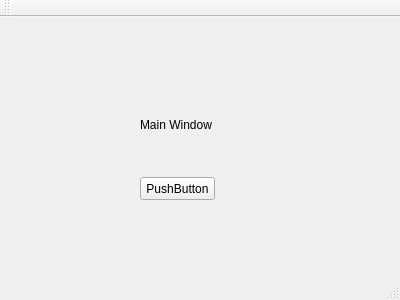
The window that hospital-Core/mainwindow.ui (MrDanielG/Hospital-SCRUM) describes before a commit, drawn with Qt 5.
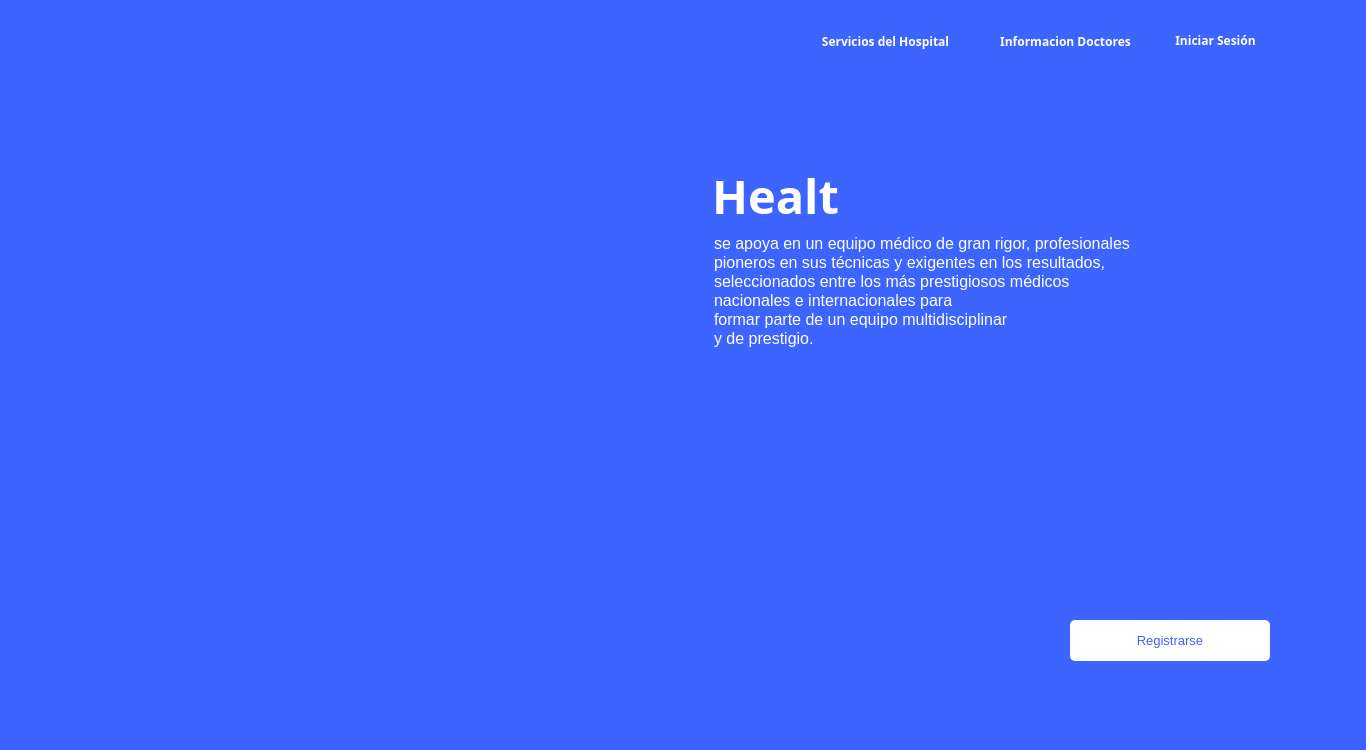
The same window after the commit. Icons and pictures are not drawn.

Commit message:
Interfaz landpage y carpeta imagenes
Se creo la interfaz del land page y se agregaron los resources

```diff
--- a/hospital-Core/mainwindow.ui
+++ b/hospital-Core/mainwindow.ui
@@ -6,8 +6,8 @@
    <rect>
     <x>0</x>
     <y>0</y>
-    <width>400</width>
-    <height>300</height>
+    <width>1366</width>
+    <height>750</height>
    </rect>
   </property>
   <property name="windowTitle">
@@ -18,61 +18,221 @@
     <property name="geometry">
      <rect>
       <x>0</x>
-      <y>10</y>
-      <width>391</width>
-      <height>251</height>
+      <y>0</y>
+      <width>1366</width>
+      <height>750</height>
      </rect>
     </property>
     <widget class="QWidget" name="page">
      <widget class="QLabel" name="label">
       <property name="geometry">
        <rect>
-        <x>140</x>
-        <y>90</y>
+        <x>0</x>
+        <y>0</y>
+        <width>1366</width>
+        <height>750</height>
+       </rect>
+      </property>
+      <property name="styleSheet">
+       <string notr="true">border: none;
+background: #3E64FF;</string>
+      </property>
+      <property name="text">
+       <string/>
+      </property>
+     </widget>
+     <widget class="QPushButton" name="btn_iniciar_sesion">
+      <property name="geometry">
+       <rect>
+        <x>1170</x>
+        <y>30</y>
         <width>91</width>
-        <height>16</height>
+        <height>21</height>
        </rect>
       </property>
+      <property name="font">
+       <font>
+        <family>Montserrat</family>
+        <weight>75</weight>
+        <bold>true</bold>
+       </font>
+      </property>
+      <property name="styleSheet">
+       <string notr="true">border: none;
+background: none;
+color: white;
+</string>
+      </property>
       <property name="text">
-       <string>Main Window</string>
+       <string>Iniciar Sesión</string>
       </property>
      </widget>
      <widget class="QPushButton" name="pushButton">
       <property name="geometry">
        <rect>
-        <x>140</x>
-        <y>150</y>
-        <width>75</width>
+        <x>990</x>
+        <y>30</y>
+        <width>151</width>
         <height>23</height>
        </rect>
       </property>
+      <property name="font">
+       <font>
+        <family>Montserrat</family>
+        <weight>75</weight>
+        <bold>true</bold>
+       </font>
+      </property>
+      <property name="styleSheet">
+       <string notr="true">border: none;
+background: none;
+color: white;
+</string>
+      </property>
       <property name="text">
-       <string>PushButton</string>
+       <string>Informacion Doctores</string>
+      </property>
+     </widget>
+     <widget class="QPushButton" name="btn_servicios">
+      <property name="geometry">
+       <rect>
+        <x>810</x>
+        <y>30</y>
+        <width>151</width>
+        <height>23</height>
+       </rect>
+      </property>
+      <property name="font">
+       <font>
+        <family>Montserrat</family>
+        <weight>75</weight>
+        <bold>true</bold>
+       </font>
+      </property>
+      <property name="styleSheet">
+       <string notr="true">border: none;
+background: none;
+color: white;
+</string>
+      </property>
+      <property name="text">
+       <string>Servicios del Hospital</string>
+      </property>
+     </widget>
+     <widget class="QPushButton" name="pushButton_4">
+      <property name="geometry">
+       <rect>
+        <x>710</x>
+        <y>170</y>
+        <width>131</width>
+        <height>51</height>
+       </rect>
+      </property>
+      <property name="font">
+       <font>
+        <family>Montserrat</family>
+        <pointsize>35</pointsize>
+        <weight>75</weight>
+        <bold>true</bold>
+       </font>
+      </property>
+      <property name="styleSheet">
+       <string notr="true">border: none;
+background: none;
+color: white;
+</string>
+      </property>
+      <property name="text">
+       <string>Healt</string>
+      </property>
+     </widget>
+     <widget class="QPlainTextEdit" name="plainTextEdit">
+      <property name="geometry">
+       <rect>
+        <x>710</x>
+        <y>230</y>
+        <width>441</width>
+        <height>131</height>
+       </rect>
+      </property>
+      <property name="font">
+       <font>
+        <pointsize>12</pointsize>
+       </font>
+      </property>
+      <property name="styleSheet">
+       <string notr="true">border: none;
+background: #3E64FF;
+color: white;</string>
+      </property>
+      <property name="verticalScrollBarPolicy">
+       <enum>Qt::ScrollBarAlwaysOff</enum>
+      </property>
+      <property name="horizontalScrollBarPolicy">
+       <enum>Qt::ScrollBarAlwaysOff</enum>
+      </property>
+      <property name="readOnly">
+       <bool>true</bool>
+      </property>
+      <property name="plainText">
+       <string>se apoya en un equipo médico de gran rigor, profesionales
+pioneros en sus técnicas y exigentes en los resultados,
+seleccionados entre los más prestigiosos médicos 
+nacionales e internacionales para
+formar parte de un equipo multidisciplinar 
+y de prestigio.</string>
+      </property>
+      <property name="overwriteMode">
+       <bool>false</bool>
+      </property>
+     </widget>
+     <widget class="QPushButton" name="pushButton_5">
+      <property name="geometry">
+       <rect>
+        <x>1070</x>
+        <y>620</y>
+        <width>200</width>
+        <height>41</height>
+       </rect>
+      </property>
+      <property name="font">
+       <font>
+        <pointsize>10</pointsize>
+       </font>
+      </property>
+      <property name="styleSheet">
+       <string notr="true">border-radius: 5px;
+background: white;
+color: #3E64FF;
+</string>
+      </property>
+      <property name="text">
+       <string>Registrarse</string>
+      </property>
+     </widget>
+     <widget class="QLabel" name="img_doctores">
+      <property name="geometry">
+       <rect>
+        <x>150</x>
+        <y>120</y>
+        <width>386</width>
+        <height>425</height>
+       </rect>
+      </property>
+      <property name="text">
+       <string/>
+      </property>
+      <property name="pixmap">
+       <pixmap resource="resources.qrc">:/imagenes/Imagenes/img_doctores.png</pixmap>
+      </property>
+      <property name="scaledContents">
+       <bool>true</bool>
       </property>
      </widget>
     </widget>
     <widget class="QWidget" name="page_2"/>
    </widget>
   </widget>
-  <widget class="QMenuBar" name="menuBar">
-   <property name="geometry">
-    <rect>
-     <x>0</x>
-     <y>0</y>
-     <width>400</width>
-     <height>21</height>
-    </rect>
-   </property>
-  </widget>
-  <widget class="QToolBar" name="mainToolBar">
-   <attribute name="toolBarArea">
-    <enum>TopToolBarArea</enum>
-   </attribute>
-   <attribute name="toolBarBreak">
-    <bool>false</bool>
-   </attribute>
-  </widget>
-  <widget class="QStatusBar" name="statusBar"/>
  </widget>
  <layoutdefault spacing="6" margin="11"/>
  <resources/>
```
Left out of the diff: 6 changed lines with no effect on the pictures. The commit also changes 7 other files.
